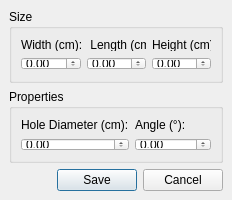
danielkos/IPRSichtpruefung, file Sichtprüfung/Options.ui: the form before one commit.
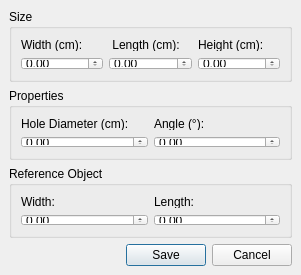
The form after the commit.

Commit message:
Reference object entries added to options
Getter implemented

```diff
--- a/Sichtprüfung/Options.ui
+++ b/Sichtprüfung/Options.ui
@@ -6,14 +6,14 @@
    <rect>
     <x>0</x>
     <y>0</y>
-    <width>232</width>
-    <height>200</height>
+    <width>301</width>
+    <height>275</height>
    </rect>
   </property>
   <property name="minimumSize">
    <size>
-    <width>230</width>
-    <height>200</height>
+    <width>300</width>
+    <height>275</height>
    </size>
   </property>
   <property name="windowTitle">
@@ -36,7 +36,7 @@
        <item row="3" column="1">
         <widget class="QDoubleSpinBox" name="doubleSpinBoxLength">
          <property name="sizePolicy">
-          <sizepolicy hsizetype="Fixed" vsizetype="Fixed">
+          <sizepolicy hsizetype="Preferred" vsizetype="Fixed">
            <horstretch>0</horstretch>
            <verstretch>0</verstretch>
           </sizepolicy>
@@ -134,6 +134,39 @@
       </layout>
      </widget>
     </item>
+    <item>
+     <widget class="QGroupBox" name="groupBoxReference">
+      <property name="title">
+       <string>Reference Object</string>
+      </property>
+      <layout class="QGridLayout" name="gridLayout_4">
+       <item row="0" column="0">
+        <widget class="QLabel" name="label_6">
+         <property name="text">
+          <string>Width:</string>
+         </property>
+        </widget>
+       </item>
+       <item row="0" column="1">
+        <widget class="QLabel" name="label_7">
+         <property name="text">
+          <string>Length:</string>
+         </property>
+        </widget>
+       </item>
+       <item row="1" column="0">
+        <widget class="QDoubleSpinBox" name="doubleSpinBoxRefWidth"/>
+       </item>
+       <item row="1" column="1">
+        <widget class="QDoubleSpinBox" name="doubleSpinBoxRefHeight">
+         <property name="frame">
+          <bool>true</bool>
+         </property>
+        </widget>
+       </item>
+      </layout>
+     </widget>
+    </item>
     <item>
      <widget class="QDialogButtonBox" name="buttonBoxOptions">
       <property name="layoutDirection">
```
Left out of the diff: 2 changed lines with no effect on the pictures. The commit also changes 3 other files.
